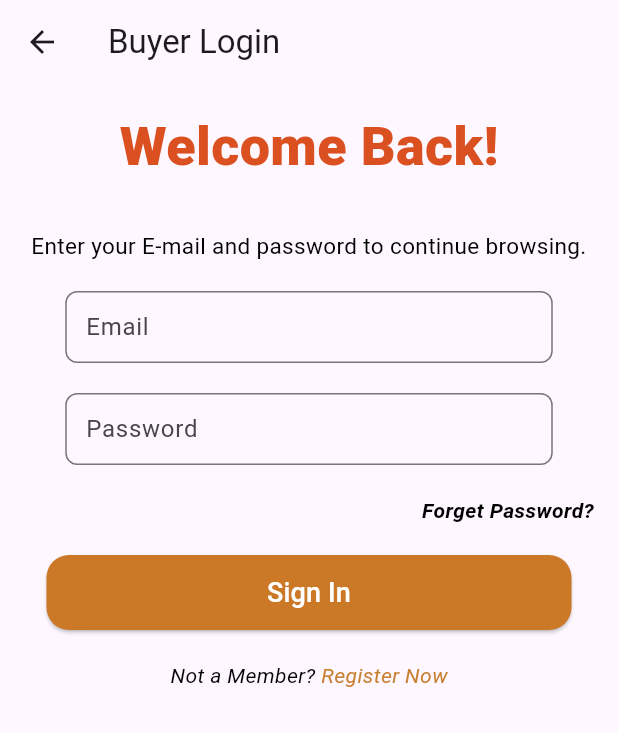
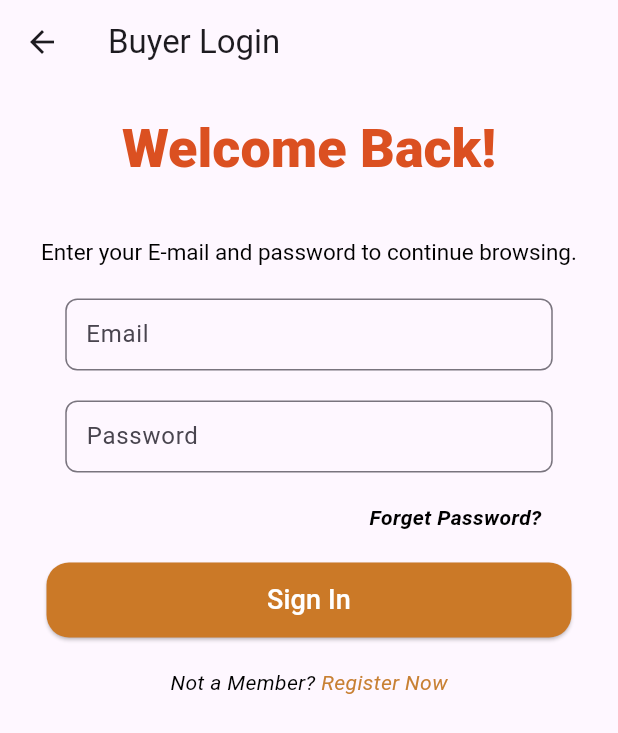
Before and after one commit to RuvindiWickramasinghe/HathiApp, a Flutter app: the BuyerLoginPage screen opened directly, on a phone screen of 412 x 824 dp. Shown: the top 733 px of the screen. Run offline on Flutter 3.47's test engine with Material 3 defaults, Android fonts, the phone set to English and light mode, and no system bars; our stand-ins replace cloud_firestore, firebase_auth, firebase_core, firebase_storage, image_picker, permission_handler; missing offline and left inert: flutter_stripe, hathi_app; accounts and stored records are empty; Roboto replaces fonts that are missing (Poppins); statements that could not run were skipped.

Commit message:
Update buyerlogin.dart
tried to fix some minor bugs

```diff
--- a/lib/buyerlogin.dart
+++ b/lib/buyerlogin.dart
@@ -1,9 +1,8 @@
-
 import 'package:firebase_auth/firebase_auth.dart';
 import 'package:flutter/material.dart';
 
-import 'buyer_register.dart'; // Updated file name to match convention
-import 'buyer_home.dart'; // Updated file name to match convention
+import 'buyerRegister.dart';
+import 'buyer_home.dart';
 
 class BuyerLoginPage extends StatefulWidget {
   const BuyerLoginPage({Key? key}) : super(key: key);
@@ -37,7 +36,7 @@ class _BuyerLoginPageState extends State<BuyerLoginPage> {
       print('Sign-in failed: $error');
       ScaffoldMessenger.of(context).showSnackBar(
         SnackBar(
-          content: Text('Sign-in failed: $error'), // Improved error message
+          content: Text('Sign-in failed: $error'),
         ),
       );
     } finally {
@@ -67,6 +66,8 @@ class _BuyerLoginPageState extends State<BuyerLoginPage> {
                     fontSize: 36.0,
                     fontWeight: FontWeight.w800,
                     color: Color.fromARGB(255, 219, 80, 33),
+                    height: 54.0 / 36.0,
+                    letterSpacing: 0.0,
                   ),
                 ),
                 const SizedBox(
@@ -79,22 +80,53 @@ class _BuyerLoginPageState extends State<BuyerLoginPage> {
                     fontFamily: 'Poppins',
                     fontWeight: FontWeight.w400,
                     color: Colors.black,
+                    height: 23.0 / 15.0,
+                    letterSpacing: 0.0,
                   ),
                   textAlign: TextAlign.center,
                 ),
                 const SizedBox(height: 20.0),
-                _buildTextField(
+                SizedBox(
+                  width: 325.0,
+                  child: TextField(
                     controller: emailController,
+                    decoration: InputDecoration(
                       labelText: 'Email',
+                      border: OutlineInputBorder(
+                        borderRadius: BorderRadius.circular(8.0),
+                        borderSide: const BorderSide(
+                          color: Color.fromARGB(255, 100, 98, 95),
+                        ),
+                      ),
+                      contentPadding:
+                          const EdgeInsets.symmetric(horizontal: 10.0),
+                    ),
+                    textAlign: TextAlign.center,
+                  ),
                 ),
                 const SizedBox(height: 20.0),
-                _buildTextField(
+                SizedBox(
+                  width: 325.0,
+                  child: TextField(
                     controller: passwordController,
+                    decoration: InputDecoration(
                       labelText: 'Password',
+                      border: OutlineInputBorder(
+                        borderRadius: BorderRadius.circular(8.0),
+                        borderSide: const BorderSide(
+                          color: Color.fromARGB(255, 147, 151, 143),
+                        ),
+                      ),
+                      contentPadding:
+                          const EdgeInsets.symmetric(horizontal: 10.0),
+                    ),
                     obscureText: true,
                   ),
+                ),
                 const SizedBox(height: 20.0),
-                Row(
+                Padding(
+                  padding: const EdgeInsets.only(right: 35.0),
+                  child: Row(
                     mainAxisAlignment: MainAxisAlignment.end,
                     children: [
                       GestureDetector(
@@ -112,6 +144,7 @@ class _BuyerLoginPageState extends State<BuyerLoginPage> {
                         ),
                       ),
                     ],
+                  ),
                 ),
                 const SizedBox(height: 20.0),
                 ElevatedButton(
@@ -171,29 +204,4 @@ class _BuyerLoginPageState extends State<BuyerLoginPage> {
       ),
     );
   }
-
-  Widget _buildTextField({
-    required TextEditingController controller,
-    required String labelText,
-    bool obscureText = false,
-  }) {
-    return SizedBox(
-      width: 325.0,
-      child: TextField(
-        controller: controller,
-        decoration: InputDecoration(
-          labelText: labelText,
-          border: OutlineInputBorder(
-            borderRadius: BorderRadius.circular(8.0),
-            borderSide: const BorderSide(
-              color: Color.fromARGB(255, 100, 98, 95),
-            ),
-          ),
-          contentPadding: const EdgeInsets.symmetric(horizontal: 10.0),
-        ),
-        obscureText: obscureText,
-        textAlign: TextAlign.center,
-      ),
-    );
 }
-}
```
Lines whose indentation alone changed are shown as unchanged.
